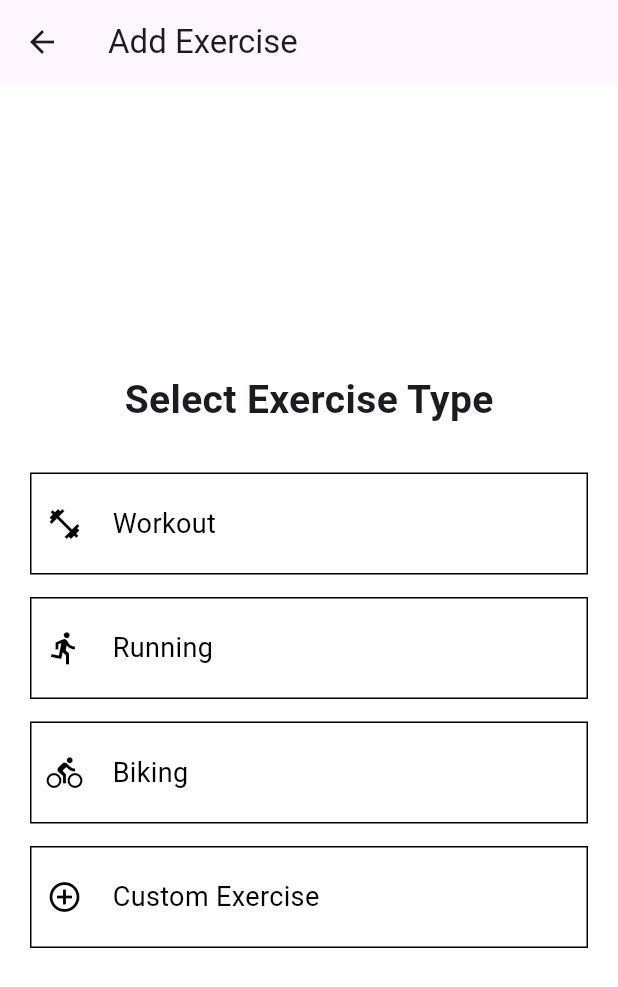
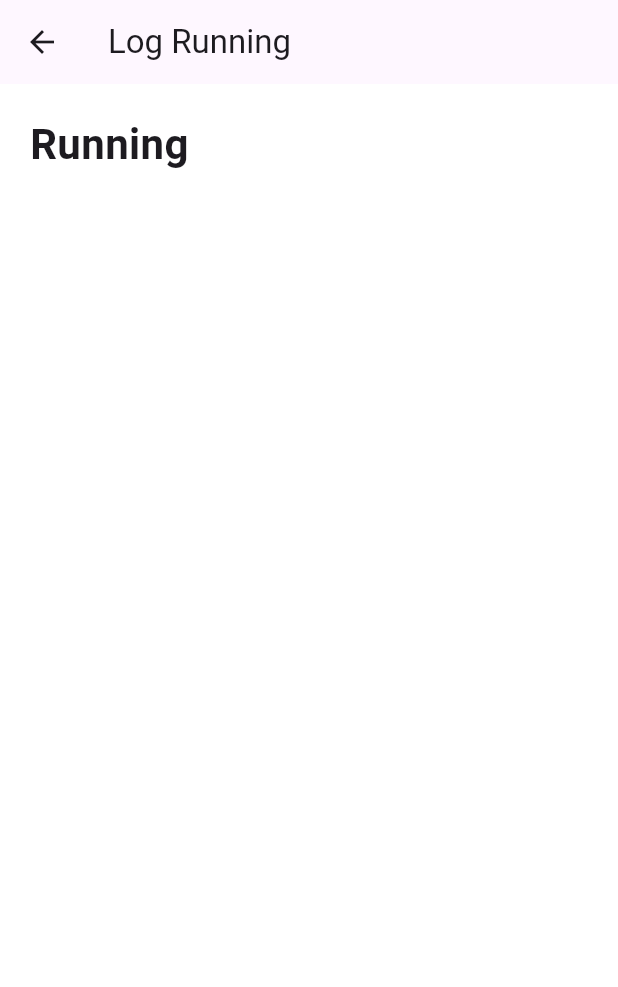
Before and after one commit to vk1hub/Fitness-Tracker, a Flutter app: the AddExerciseScreen screen opened directly, after a tap on "Running", on a phone screen of 412 x 824 dp. Shown: the top 987 px of the screen. Run offline on Flutter 3.47's test engine with Material 3 defaults, Android fonts, the light colour scheme and no system bars.

Commit message:
- Added functionality to clicking on exercise type - Created screen for workout, running, biking, and custom exercise

```diff
--- a/lib/add_exercise_screen.dart
+++ b/lib/add_exercise_screen.dart
@@ -1,3 +1,6 @@
+import 'package:fitness_tracker_application/add_custom_exercise.dart';
+import 'package:fitness_tracker_application/add_workout_screen.dart';
+import 'package:fitness_tracker_application/running_biking_screen.dart';
 import 'package:flutter/material.dart';
 
 class AddExerciseScreen extends StatelessWidget {
@@ -18,25 +21,37 @@ class AddExerciseScreen extends StatelessWidget {
 
             // Workout
             buildExerciseButton(context, 'Workout', Icons.fitness_center, () {
-              print('test');
+              Navigator.push(
+                context,
+                MaterialPageRoute(builder: (context) => AddWorkoutScreen()),
+              );
             }),
             SizedBox(height: 15),
 
             // Running
             buildExerciseButton(context, 'Running', Icons.directions_run, () {
-              print('test');
+              Navigator.push(
+                context,
+                MaterialPageRoute(builder: (context) => AddRunningBikingScreen(type: 'Running')),
+              );
             }),
             SizedBox(height: 15),
 
             // Biking
             buildExerciseButton(context, 'Biking', Icons.directions_bike, () {
-              print('test');
+              Navigator.push(
+                context,
+                MaterialPageRoute(builder: (context) => AddRunningBikingScreen(type: 'Biking')),
+              );
             }),
             SizedBox(height: 15),
 
             // Custom Exercise
             buildExerciseButton(context, 'Custom Exercise', Icons.control_point, () {
-              print('test');
+              Navigator.push(
+                context,
+                MaterialPageRoute(builder: (context) => AddCustomScreen()),
+              );
             }),
           ],
         ),
--- /dev/null
+++ b/lib/running_biking_screen.dart
@@ -0,0 +1,32 @@
+import 'package:flutter/material.dart';
+
+class AddRunningBikingScreen extends StatefulWidget {
+
+  // Constructor to accept type parameter (running or biking)
+  final String type;
+  AddRunningBikingScreen({required this.type});
+
+  @override
+  AddRunningBikingState createState() => AddRunningBikingState();
+}
+
+class AddRunningBikingState extends State<AddRunningBikingScreen> {
+  @override
+  Widget build(BuildContext context) {
+    return Scaffold(
+      appBar: AppBar(
+        title: Text('Log ${widget.type}'),
+      ),
+      body: Padding(
+        padding: EdgeInsets.all(20),
+        child: Column(
+          crossAxisAlignment: CrossAxisAlignment.start,
+          children: [
+            Text(widget.type, style: TextStyle(fontSize: 28, fontWeight: FontWeight.bold)),
+            SizedBox(height: 30),
+          ],
+        ),
+      ),
+    );
+  }
+}
```
Also changed, not shown: lib/add_custom_exercise.dart (added, +29 -0 lines), lib/add_workout_screen.dart (added, +30 -0 lines), lib/workout_screen.dart (line endings or trailing spaces).
